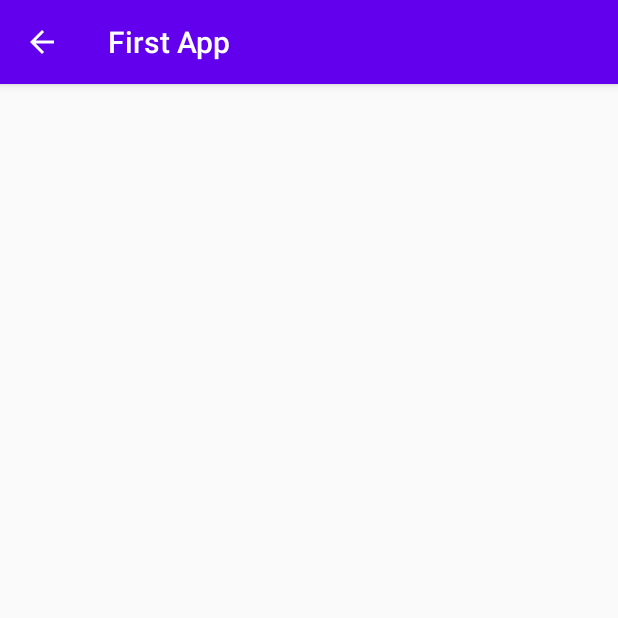
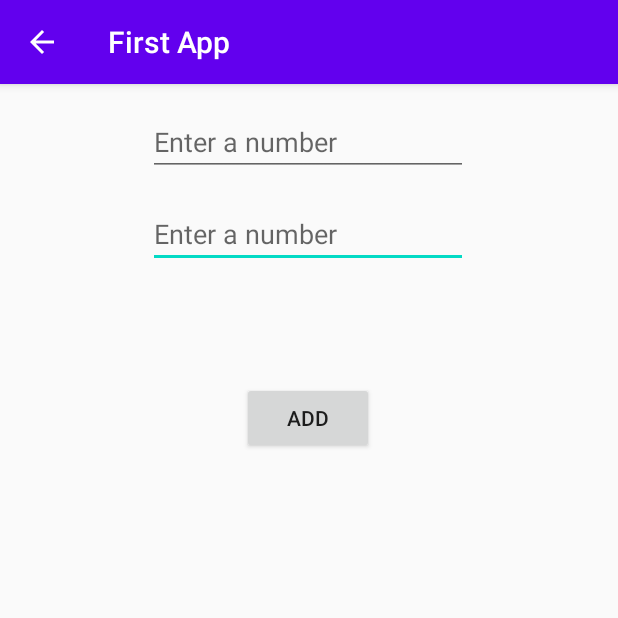
Before and after one commit to jerryczhang/firstapp, an Android app: the screen it shows after launch (SumActivity), after a tap on "SUM CALCULATOR", on a phone screen of 412 x 824 dp, the top half of it. Run offline under Robolectric (Android 15) with nearby library versions, the phone set to English and light mode, and no system bars; 2 other taps on this screen came first.

Commit message:
Add text input and button to perform addition

```diff
--- a/app/src/main/java/com/example/firstapp/MainActivity.java
+++ b/app/src/main/java/com/example/firstapp/MainActivity.java
@@ -5,8 +5,6 @@ import androidx.appcompat.app.AppCompatActivity;
 import android.content.Intent;
 import android.graphics.Color;
 import android.graphics.PorterDuff;
-import android.graphics.drawable.AnimationDrawable;
-import android.graphics.drawable.Drawable;
 import android.os.Bundle;
 import android.view.View;
 import android.widget.EditText;
@@ -23,7 +21,7 @@ public class MainActivity extends AppCompatActivity {
         super.onCreate(savedInstanceState);
         setContentView(R.layout.activity_main);
 
-        androidImage = (ImageView) findViewById(R.id.android_im);
+        androidImage = (ImageView) findViewById(R.id.androidImageView);
         changeIconColor(androidImage);
     }
 
--- a/app/src/main/java/com/example/firstapp/SumActivity.java
+++ b/app/src/main/java/com/example/firstapp/SumActivity.java
@@ -3,6 +3,12 @@ package com.example.firstapp;
 import androidx.appcompat.app.AppCompatActivity;
 
 import android.os.Bundle;
+import android.view.View;
+import android.widget.Button;
+import android.widget.EditText;
+import android.widget.TextView;
+
+import org.w3c.dom.Text;
 
 public class SumActivity extends AppCompatActivity {
 
@@ -11,4 +17,15 @@ public class SumActivity extends AppCompatActivity {
         super.onCreate(savedInstanceState);
         setContentView(R.layout.activity_sum);
     }
+
+    public void add(View view) {
+        EditText firstNumEditText = (EditText) findViewById(R.id.firstNumEditText);
+        EditText secondNumEditText = (EditText) findViewById(R.id.secondNumEditText);
+        TextView sumTextView = (TextView) findViewById(R.id.sumTextView);
+        int num1 = Integer.parseInt(firstNumEditText.getText().toString());
+        int num2 = Integer.parseInt(secondNumEditText.getText().toString());
+        int sum = num1 + num2;
+        String sumString = sum + "";
+        sumTextView.setText(sumString);
+    }
 }
--- a/app/src/main/res/layout/activity_main.xml
+++ b/app/src/main/res/layout/activity_main.xml
@@ -19,13 +19,13 @@
         android:inputType="textPersonName"
         android:textColor="#000000"
         android:textColorHint="@android:color/darker_gray"
-        app:layout_constraintEnd_toStartOf="@+id/send"
+        app:layout_constraintEnd_toStartOf="@+id/sendImageView"
         app:layout_constraintHorizontal_bias="0.5"
         app:layout_constraintStart_toStartOf="parent"
         app:layout_constraintTop_toTopOf="parent" />
 
     <ImageView
-        android:id="@+id/send"
+        android:id="@+id/sendImageView"
         android:layout_width="wrap_content"
         android:layout_height="44dp"
         android:layout_marginStart="16dp"
@@ -40,7 +40,7 @@
         app:srcCompat="@android:drawable/ic_menu_send" />
 
     <ImageView
-        android:id="@+id/android_im"
+        android:id="@+id/androidImageView"
         android:layout_width="269dp"
         android:layout_height="296dp"
         android:onClick="changeIconColor"
@@ -51,7 +51,7 @@
         app:srcCompat="@drawable/android_icon" />
 
     <Button
-        android:id="@+id/goToSum"
+        android:id="@+id/gotoSumButton"
         android:layout_width="wrap_content"
         android:layout_height="wrap_content"
         android:layout_marginTop="16dp"
--- a/app/src/main/res/layout/activity_sum.xml
+++ b/app/src/main/res/layout/activity_sum.xml
@@ -6,4 +6,52 @@
     android:layout_height="match_parent"
     tools:context=".SumActivity">
 
+    <EditText
+        android:id="@+id/secondNumEditText"
+        android:layout_width="wrap_content"
+        android:layout_height="wrap_content"
+        android:layout_marginTop="16dp"
+        android:ems="10"
+        android:hint="@string/edit_num"
+        android:inputType="number"
+        app:layout_constraintEnd_toEndOf="parent"
+        app:layout_constraintHorizontal_bias="0.497"
+        app:layout_constraintStart_toStartOf="parent"
+        app:layout_constraintTop_toBottomOf="@+id/firstNumEditText" />
+
+    <EditText
+        android:id="@+id/firstNumEditText"
+        android:layout_width="wrap_content"
+        android:layout_height="wrap_content"
+        android:layout_marginTop="16dp"
+        android:ems="10"
+        android:hint="@string/edit_num"
+        android:inputType="number"
+        app:layout_constraintEnd_toEndOf="parent"
+        app:layout_constraintHorizontal_bias="0.497"
+        app:layout_constraintStart_toStartOf="parent"
+        app:layout_constraintTop_toTopOf="parent" />
+
+    <Button
+        android:id="@+id/addButton"
+        android:layout_width="wrap_content"
+        android:layout_height="wrap_content"
+        android:layout_marginTop="76dp"
+        android:onClick="add"
+        android:text="@string/button_add"
+        app:layout_constraintEnd_toEndOf="parent"
+        app:layout_constraintHorizontal_bias="0.498"
+        app:layout_constraintStart_toStartOf="parent"
+        app:layout_constraintTop_toBottomOf="@+id/secondNumEditText" />
+
+    <TextView
+        android:id="@+id/sumTextView"
+        android:layout_width="wrap_content"
+        android:layout_height="wrap_content"
+        android:layout_marginTop="76dp"
+        android:textSize="48sp"
+        app:layout_constraintEnd_toEndOf="parent"
+        app:layout_constraintHorizontal_bias="0.498"
+        app:layout_constraintStart_toStartOf="parent"
+        app:layout_constraintTop_toBottomOf="@+id/addButton" />
 </androidx.constraintlayout.widget.ConstraintLayout>
--- a/app/src/main/res/values/strings.xml
+++ b/app/src/main/res/values/strings.xml
@@ -3,4 +3,6 @@
     <string name="edit_message">Enter a message</string>
     <string name="button_send">Send</string>
     <string name="button_sum">Sum Calculator</string>
+    <string name="edit_num">Enter a number</string>
+    <string name="button_add">Add</string>
 </resources>
```
